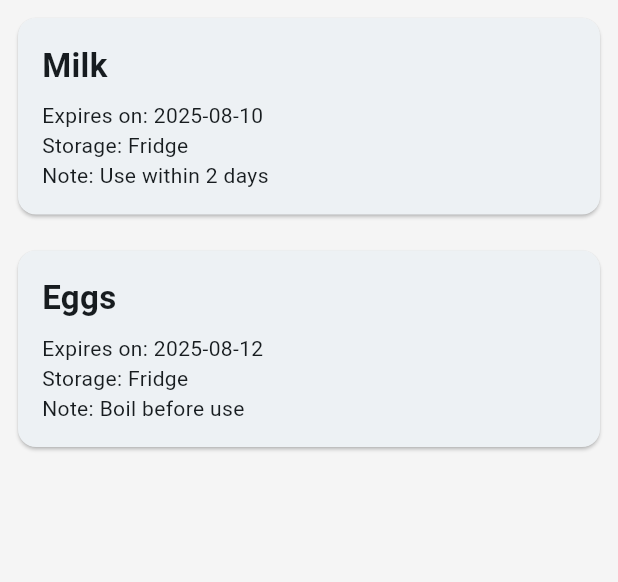
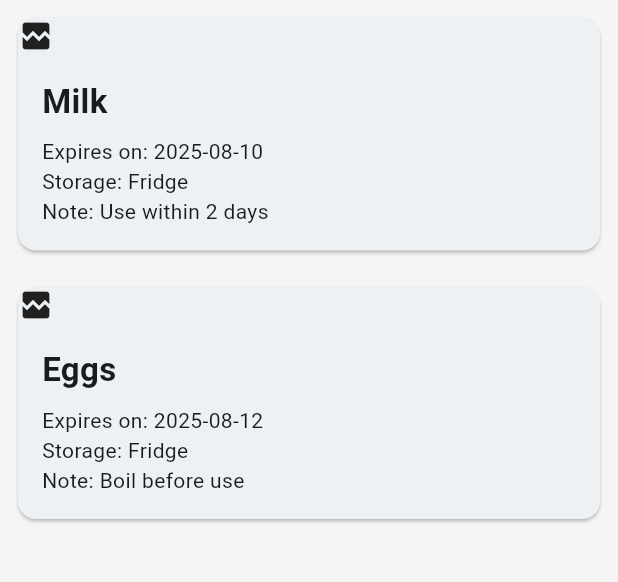
Before and after one commit to a-anuj/usemebefore, a Flutter app: the screen it shows once a user with an empty profile is signed in, on a phone screen of 412 x 824 dp, the part 84-666 px from its top. Run offline on Flutter 3.47's test engine with Material 3 defaults, Android fonts, the light colour scheme and no system bars; our stand-ins replace cloud_firestore, firebase_auth, firebase_core, firebase_storage, google_fonts, image_picker; accounts and stored records are empty; network calls fail.

Commit message:
add image in the card

```diff
--- a/lib/widgets/ItemCard.dart
+++ b/lib/widgets/ItemCard.dart
@@ -10,7 +10,24 @@ class ItemCard extends StatelessWidget {
     return Card(
       color: Theme.of(context).colorScheme.onInverseSurface,
       margin: const EdgeInsets.all(12),
-      child: Padding(
+      child: Column(
+        crossAxisAlignment: CrossAxisAlignment.start,
+        children: [
+          // 🖼 Image part
+          if (food.imageUrl.isNotEmpty)
+            ClipRRect(
+              borderRadius: BorderRadius.vertical(top: Radius.circular(8)),
+              child: Image.network(
+                food.imageUrl,
+                width: double.infinity,
+                height: 180,
+                fit: BoxFit.cover,
+                errorBuilder: (context, error, stackTrace) =>
+                const Icon(Icons.broken_image),
+              ),
+            ),
+          // 📝 Text part
+          Padding(
             padding: const EdgeInsets.all(16),
             child: Column(
               crossAxisAlignment: CrossAxisAlignment.start,
@@ -23,6 +40,8 @@ class ItemCard extends StatelessWidget {
               ],
             ),
           ),
+        ],
+      ),
     );
   }
 }
```
Lines whose indentation alone changed are shown as unchanged.
